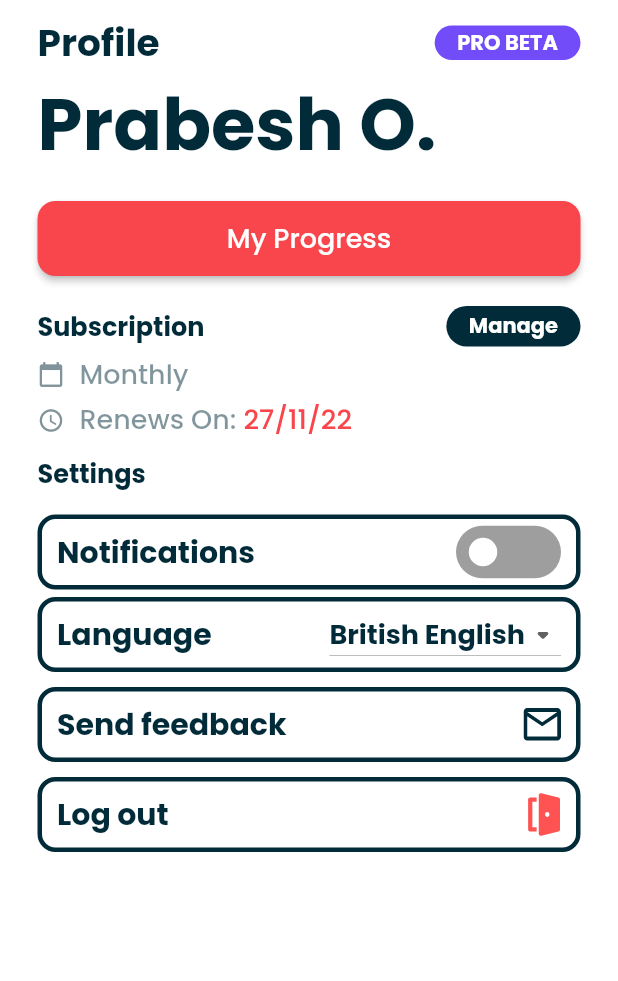
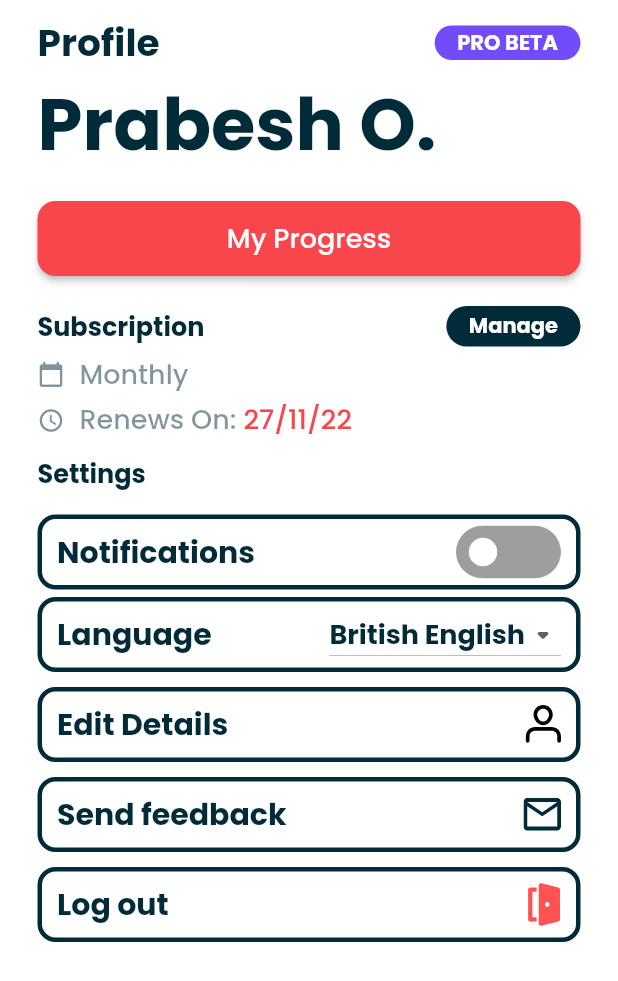
Before and after one commit to prabinojha/Conversate, a Flutter app: the ProfileScreen screen opened by its route, on a phone screen of 412 x 824 dp. Shown: the top 981 px of the screen. Run offline on Flutter 3.47's test engine with Material 2 defaults, Android fonts, the phone set to English and light mode, and no system bars; drawn by our look-alikes of flutter_switch; our stand-ins replace cloud_firestore, firebase_auth, firebase_core, flutter_svg, fluttertoast; accounts and stored records are empty.

Commit message:
edit details settings tile added

```diff
--- a/lib/screens/profile_screen.dart
+++ b/lib/screens/profile_screen.dart
@@ -7,6 +7,7 @@ import '../widgets/notification_tile.dart';
 import '../widgets/settings_tile.dart';
 import 'package:flutter/material.dart';
 
+import 'edit_details.dart';
 import 'onboarding/freeTrial.dart';
 
 class ProfileScreen extends StatelessWidget {
@@ -285,6 +286,20 @@ class ProfileScreen extends StatelessWidget {
                           const NotificationTile(),
                           LanguageTile(),
                           SettingsTile(
+                            'Edit Details',
+                            () {
+                              Navigator.of(context).push(
+                                MaterialPageRoute(
+                                  builder: (ctx) => EditDetails(),
+                                ),
+                              );
+                            },
+                            SvgPicture.asset(
+                              './lib/assets/icons/profile.svg',
+                              color: Colors.black,
+                            ),
+                          ),
+                          SettingsTile(
                             'Send feedback',
                             () {},
                             SvgPicture.asset('./lib/assets/icons/feedback.svg'),
```
Also changed, not shown: lib/screens/edit_details.dart (added, +10 -0 lines).
